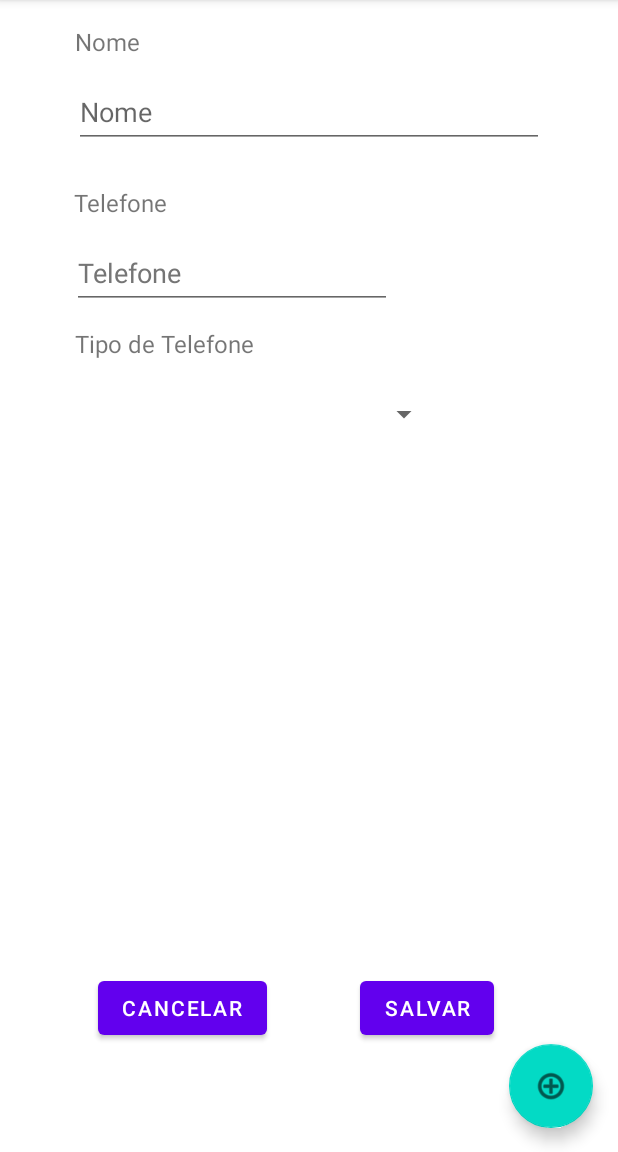
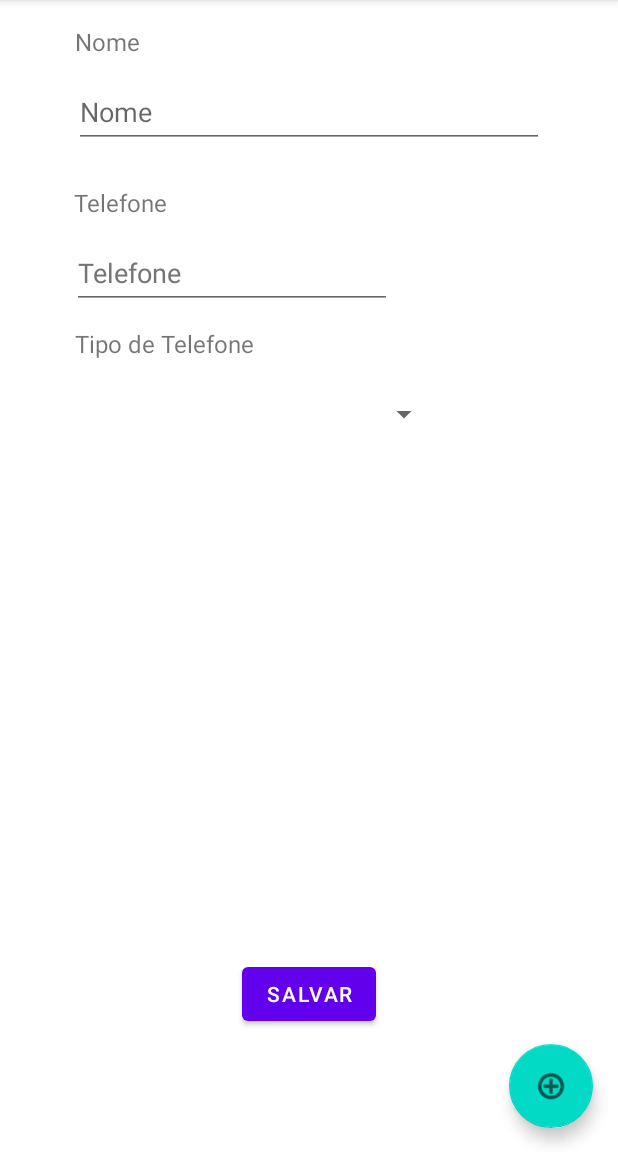
Before and after one commit to rafaelst97/ListaContatos, an Android app: the screen it shows after launch (MainActivity), after a tap on "Botão adicionar contato", on a phone screen of 412 x 824 dp, the part 84-1236 px from its top. Run offline under Robolectric (Android 15) with nearby library versions, the phone set to English and light mode, and no system bars.

Commit message:
botao de voltar funcionando

```diff
--- a/app/build.gradle
+++ b/app/build.gradle
@@ -37,6 +37,8 @@ dependencies {
     implementation 'androidx.appcompat:appcompat:1.4.1'
     implementation 'com.google.android.material:material:1.6.0'
     implementation 'androidx.constraintlayout:constraintlayout:2.1.3'
+    implementation 'androidx.navigation:navigation-fragment-ktx:2.4.2'
+    implementation 'androidx.navigation:navigation-ui-ktx:2.4.2'
     testImplementation 'junit:junit:4.13.2'
     androidTestImplementation 'androidx.test.ext:junit:1.1.3'
     androidTestImplementation 'androidx.test.espresso:espresso-core:3.4.0'
--- a/app/src/main/java/br/univali/pdm/listacontatos/AdicionarContatoFragment.kt
+++ b/app/src/main/java/br/univali/pdm/listacontatos/AdicionarContatoFragment.kt
@@ -35,11 +35,9 @@ class AdicionarContatoFragment : Fragment() {
 
         val view: View
         val botaoSalvarAdicionar: Button
-        val botaoCancelarAdicionar: Button
 
         view = inflater.inflate(R.layout.fragment_adicionar_contato, container, false)
         botaoSalvarAdicionar = view.findViewById(R.id.botaoSalvarAdicionar)
-        botaoCancelarAdicionar = view.findViewById(R.id.botaoCancelarAdicionar)
 
 
         return inflater.inflate(R.layout.fragment_adicionar_contato, container, false)
--- a/app/src/main/res/layout/fragment_adicionar_contato.xml
+++ b/app/src/main/res/layout/fragment_adicionar_contato.xml
@@ -102,22 +102,10 @@
             android:text="@string/salvar"
             app:layout_constraintBottom_toBottomOf="parent"
             app:layout_constraintEnd_toEndOf="parent"
-            app:layout_constraintHorizontal_bias="0.743"
             app:layout_constraintStart_toStartOf="parent"
             app:layout_constraintTop_toBottomOf="@+id/spinnerTipoAdicionar"
-            app:layout_constraintVertical_bias="0.828" />
+            app:layout_constraintVertical_bias="0.807" />
 
-        <Button
-            android:id="@+id/botaoCancelarAdicionar"
-            android:layout_width="wrap_content"
-            android:layout_height="wrap_content"
-            android:text="@string/cancelar"
-            app:layout_constraintBottom_toBottomOf="parent"
-            app:layout_constraintEnd_toStartOf="@+id/botaoSalvarAdicionar"
-            app:layout_constraintHorizontal_bias="0.513"
-            app:layout_constraintStart_toStartOf="parent"
-            app:layout_constraintTop_toBottomOf="@+id/spinnerTipoAdicionar"
-            app:layout_constraintVertical_bias="0.828" />
     </androidx.constraintlayout.widget.ConstraintLayout>
 
 </FrameLayout>
```
Also changed, not shown: app/src/main/res/navigation/navegacao.xml (+21 -1 lines).
